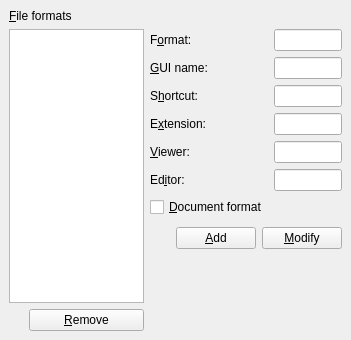
The window that src/frontends/qt4/ui/QPrefFileformatsUi.ui (cburschka/lyx) describes before a commit, drawn with Qt 5.
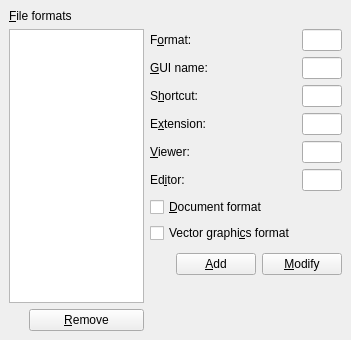
The same window after the commit.

Commit message: Fix bug 2868 	* src/insets/insetgraphics.C 	(findTargetFormat): return pdf for vector graphics

```diff
--- a/src/frontends/qt4/ui/QPrefFileformatsUi.ui
+++ b/src/frontends/qt4/ui/QPrefFileformatsUi.ui
@@ -180,6 +180,19 @@
        </property>
       </widget>
      </item>
+     <item row="7" column="0" >
+      <widget class="QCheckBox" name="vectorCB" >
+       <property name="enabled" >
+        <bool>true</bool>
+       </property>
+       <property name="toolTip" >
+        <string>Tell whether this format can contain vector graphics.</string>
+       </property>
+       <property name="text" >
+        <string>Vector graphi&amp;cs format</string>
+       </property>
+      </widget>
+     </item>
     </layout>
    </item>
    <item row="4" column="0" >
```
Left out of the diff: 1 changed line with no effect on the pictures. The commit also changes 9 other files.
